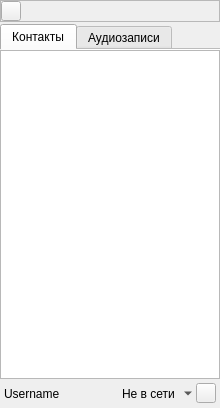
The window that mainwindow.ui (yzubchenko/VKReplica) describes before a commit, drawn with Qt 5.
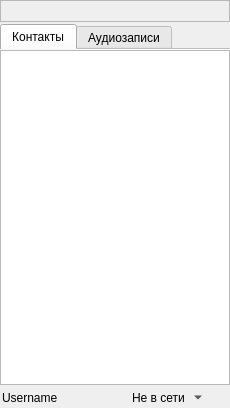
The same window after the commit. Icons and pictures are not drawn.

Diff of the .ui file:
```diff
--- a/mainwindow.ui
+++ b/mainwindow.ui
@@ -6,10 +6,16 @@
    <rect>
     <x>0</x>
     <y>0</y>
-    <width>220</width>
+    <width>230</width>
     <height>408</height>
    </rect>
   </property>
+  <property name="minimumSize">
+   <size>
+    <width>230</width>
+    <height>0</height>
+   </size>
+  </property>
   <property name="windowTitle">
    <string>VK Replica</string>
   </property>
@@ -17,6 +23,9 @@
    <bool>false</bool>
   </property>
   <widget class="QWidget" name="centralWidget">
+   <property name="styleSheet">
+    <string notr="true"/>
+   </property>
    <layout class="QVBoxLayout" name="verticalLayout">
     <property name="spacing">
      <number>2</number>
@@ -39,7 +48,10 @@
        <enum>QFrame::StyledPanel</enum>
       </property>
       <property name="frameShadow">
-       <enum>QFrame::Raised</enum>
+       <enum>QFrame::Sunken</enum>
+      </property>
+      <property name="lineWidth">
+       <number>0</number>
       </property>
       <layout class="QHBoxLayout" name="horizontalLayout_2">
        <property name="spacing">
@@ -58,13 +70,7 @@
         <number>0</number>
        </property>
        <item>
-        <widget class="QPushButton" name="contactsVisibilityButton">
-         <property name="sizePolicy">
-          <sizepolicy hsizetype="Fixed" vsizetype="Fixed">
-           <horstretch>0</horstretch>
-           <verstretch>0</verstretch>
-          </sizepolicy>
-         </property>
+        <widget class="QToolButton" name="contactsVisibilityButton">
          <property name="minimumSize">
           <size>
            <width>20</width>
@@ -77,12 +83,6 @@
            <height>20</height>
           </size>
          </property>
-         <property name="toolTip">
-          <string>Показывать только тех, кто в сети</string>
-         </property>
-         <property name="styleSheet">
-          <string notr="true">background-image: url(:/main_window/resources/allVisible.png);</string>
-         </property>
          <property name="text">
           <string/>
          </property>
@@ -96,6 +96,41 @@
            <height>18</height>
           </size>
          </property>
+         <property name="autoRaise">
+          <bool>true</bool>
+         </property>
+        </widget>
+       </item>
+       <item>
+        <widget class="QToolButton" name="soundButton">
+         <property name="minimumSize">
+          <size>
+           <width>20</width>
+           <height>20</height>
+          </size>
+         </property>
+         <property name="maximumSize">
+          <size>
+           <width>20</width>
+           <height>20</height>
+          </size>
+         </property>
+         <property name="text">
+          <string/>
+         </property>
+         <property name="icon">
+          <iconset resource="resources.qrc">
+           <normaloff>:/main_window/resources/soundOn.png</normaloff>:/main_window/resources/soundOn.png</iconset>
+         </property>
+         <property name="iconSize">
+          <size>
+           <width>18</width>
+           <height>18</height>
+          </size>
+         </property>
+         <property name="autoRaise">
+          <bool>true</bool>
+         </property>
         </widget>
        </item>
        <item>
@@ -153,6 +188,43 @@
         </item>
         <item>
          <widget class="QListView" name="listView">
+          <property name="palette">
+           <palette>
+            <active>
+             <colorrole role="Highlight">
+              <brush brushstyle="SolidPattern">
+               <color alpha="255">
+                <red>106</red>
+                <green>141</green>
+                <blue>178</blue>
+               </color>
+              </brush>
+             </colorrole>
+            </active>
+            <inactive>
+             <colorrole role="Highlight">
+              <brush brushstyle="SolidPattern">
+               <color alpha="255">
+                <red>106</red>
+                <green>141</green>
+                <blue>178</blue>
+               </color>
+              </brush>
+             </colorrole>
+            </inactive>
+            <disabled>
+             <colorrole role="Highlight">
+              <brush brushstyle="SolidPattern">
+               <color alpha="255">
+                <red>145</red>
+                <green>141</green>
+                <blue>126</blue>
+               </color>
+              </brush>
+             </colorrole>
+            </disabled>
+           </palette>
+          </property>
           <property name="resizeMode">
            <enum>QListView::Adjust</enum>
           </property>
@@ -195,27 +267,46 @@
      </widget>
     </item>
     <item>
+     <widget class="QFrame" name="statusFrame">
+      <property name="sizePolicy">
+       <sizepolicy hsizetype="Preferred" vsizetype="Fixed">
+        <horstretch>0</horstretch>
+        <verstretch>0</verstretch>
+       </sizepolicy>
+      </property>
+      <property name="maximumSize">
+       <size>
+        <width>16777215</width>
+        <height>24</height>
+       </size>
+      </property>
+      <property name="styleSheet">
+       <string notr="true"/>
+      </property>
      <layout class="QHBoxLayout" name="horizontalLayout">
       <property name="spacing">
        <number>2</number>
       </property>
       <property name="leftMargin">
-       <number>4</number>
-      </property>
-      <property name="topMargin">
        <number>2</number>
       </property>
+       <property name="topMargin">
+        <number>0</number>
+       </property>
       <property name="rightMargin">
        <number>4</number>
       </property>
       <property name="bottomMargin">
-       <number>4</number>
+        <number>0</number>
       </property>
       <item>
        <widget class="QLabel" name="usernameLabel">
         <property name="text">
          <string>Username</string>
         </property>
+         <property name="indent">
+          <number>-1</number>
+         </property>
        </widget>
       </item>
       <item>
@@ -233,6 +324,12 @@
       </item>
       <item>
        <widget class="QToolButton" name="statusButton">
+         <property name="maximumSize">
+          <size>
+           <width>16777215</width>
+           <height>16777212</height>
+          </size>
+         </property>
         <property name="text">
          <string>Не в сети</string>
         </property>
@@ -255,13 +352,7 @@
        </widget>
       </item>
       <item>
-       <widget class="QPushButton" name="authButton">
-        <property name="sizePolicy">
-         <sizepolicy hsizetype="Fixed" vsizetype="Fixed">
-          <horstretch>0</horstretch>
-          <verstretch>0</verstretch>
-         </sizepolicy>
-        </property>
+        <widget class="QToolButton" name="authButton">
         <property name="minimumSize">
          <size>
           <width>20</width>
@@ -274,12 +365,6 @@
           <height>20</height>
          </size>
         </property>
-        <property name="toolTip">
-         <string>Отключиться</string>
-        </property>
-        <property name="styleSheet">
-         <string notr="true">background-image: url(:/main_window/resources/loginButton.png);</string>
-        </property>
         <property name="text">
          <string/>
         </property>
@@ -293,15 +378,13 @@
           <height>18</height>
          </size>
         </property>
-        <property name="default">
-         <bool>false</bool>
-        </property>
-        <property name="flat">
-         <bool>false</bool>
+         <property name="autoRaise">
+          <bool>true</bool>
         </property>
        </widget>
       </item>
      </layout>
+     </widget>
     </item>
    </layout>
   </widget>
```
Left out of the diff: 15 changed lines with no effect on the pictures. Lines whose indentation alone changed are shown as unchanged.
